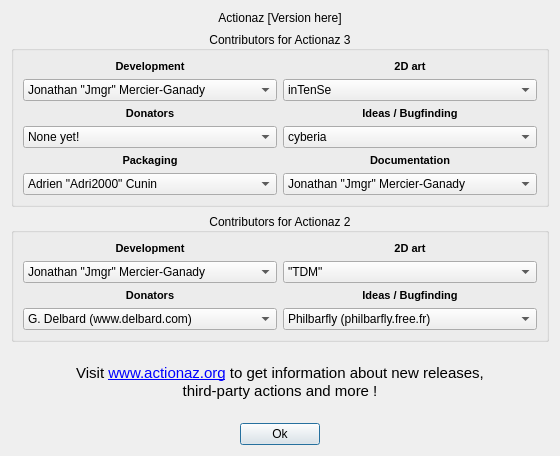
Jmgr/actiona, file gui/aboutdialog.ui: the form before one commit.
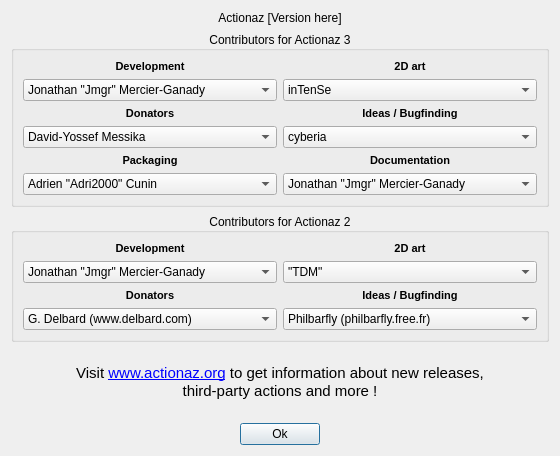
The form after the commit. Icons and pictures are not drawn.

Commit message: Gui - added a new donator in the About dialog

```diff
--- a/gui/aboutdialog.ui
+++ b/gui/aboutdialog.ui
@@ -122,7 +122,7 @@
            <widget class="QComboBox" name="act3Donators">
             <item>
              <property name="text">
-              <string>None yet!</string>
+              <string>David-Yossef Messika</string>
              </property>
             </item>
            </widget>
```
